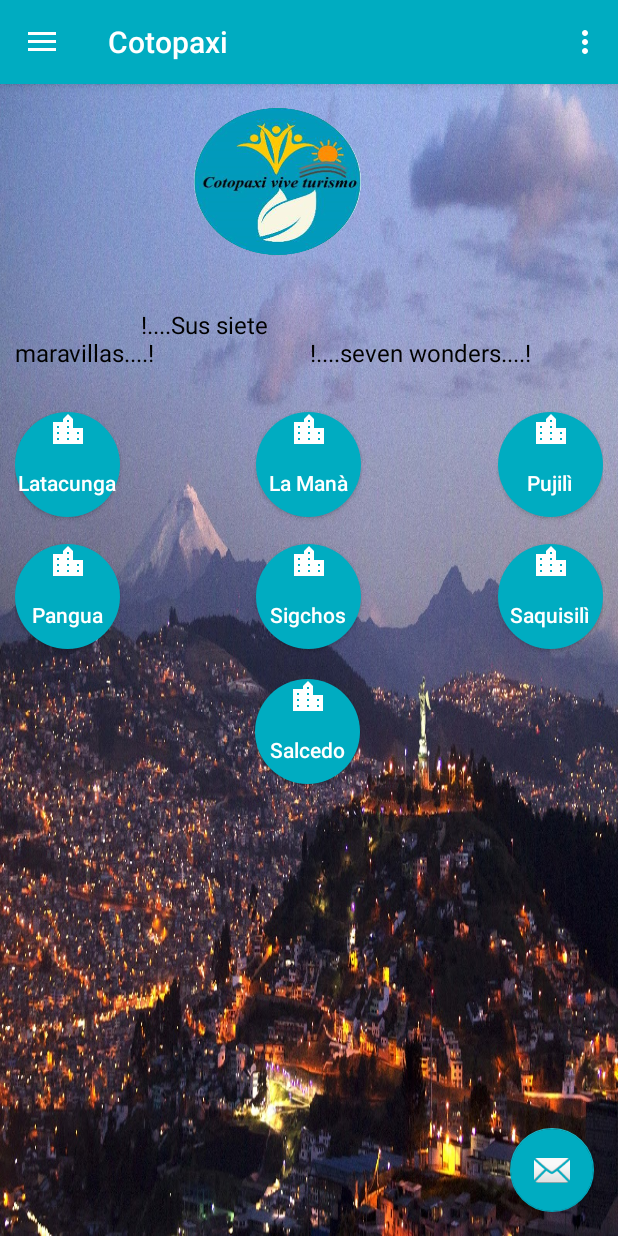
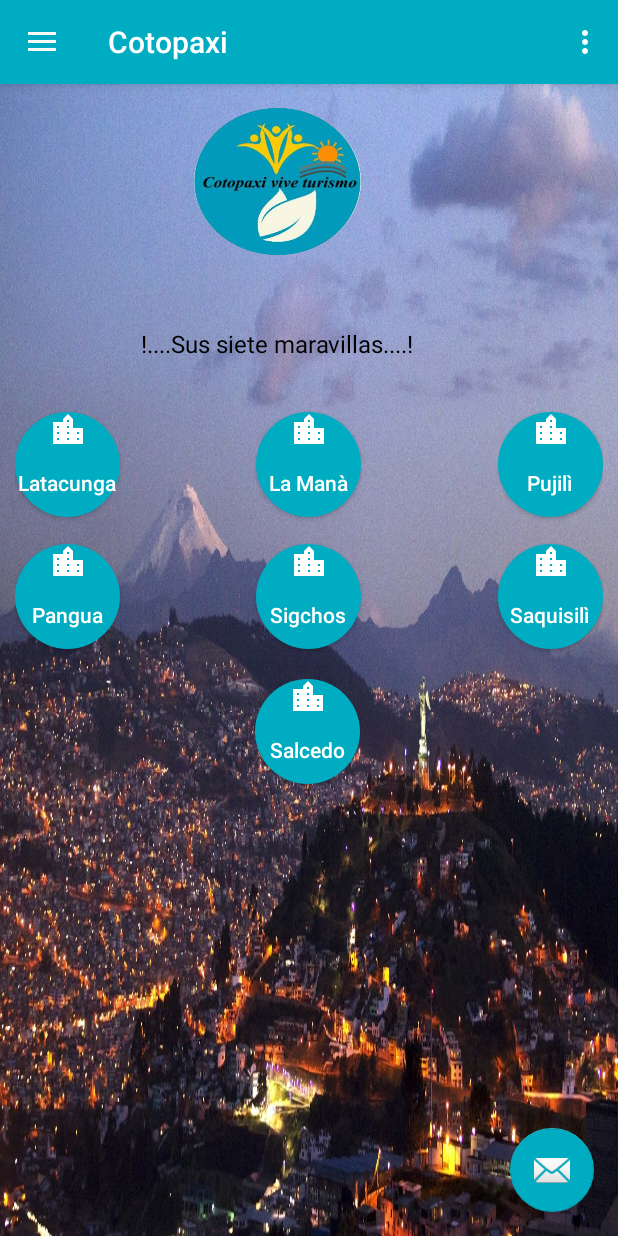
Before and after one commit to cguanoluUTC/GrupoE_ViveCotopaxi, an Android app: the screen it shows after launch (MainActivity), on a phone screen of 412 x 824 dp. Run offline under Robolectric (Android 15) with nearby library versions, the phone set to English and light mode, and no system bars.

Commit message:
Version_0.6_Gaby_Interfaz lista

```diff
--- a/Cotopaxi_App/Cotopaxi/app/src/main/res/layout/content_main.xml
+++ b/Cotopaxi_App/Cotopaxi/app/src/main/res/layout/content_main.xml
@@ -59,8 +59,7 @@
                 </LinearLayout>
 
                 <TextView
-                    android:text="                     !....Sus siete maravillas....!
-                         !....seven wonders....!"
+                    android:text="                     !....Sus siete maravillas....!"
                     android:layout_width="match_parent"
                     android:layout_height="wrap_content"
                     android:id="@+id/textView2"
```
